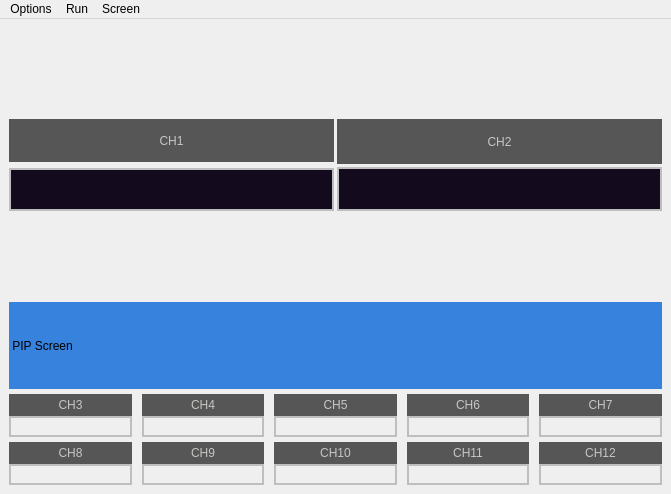
The window that UI/BroadCast.ui (SadPig00/OnePersonBroadCast) describes before a commit, drawn with Qt 5.
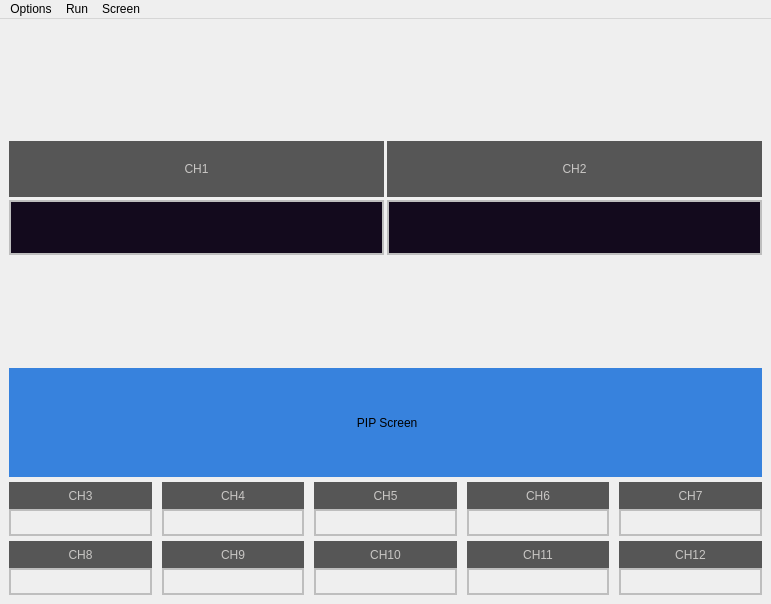
The same window after the commit.

Commit message: :package: add monitThread

```diff
--- a/UI/BroadCast.ui
+++ b/UI/BroadCast.ui
@@ -6,8 +6,8 @@
    <rect>
     <x>0</x>
     <y>0</y>
-    <width>671</width>
-    <height>494</height>
+    <width>771</width>
+    <height>604</height>
    </rect>
   </property>
   <property name="windowTitle">
@@ -41,17 +41,14 @@
         <property name="spacing">
          <number>3</number>
         </property>
+        <property name="sizeConstraint">
+         <enum>QLayout::SetDefaultConstraint</enum>
+        </property>
         <property name="rightMargin">
          <number>0</number>
         </property>
         <item>
          <layout class="QVBoxLayout" name="main1_layout">
-          <property name="spacing">
-           <number>6</number>
-          </property>
-          <property name="topMargin">
-           <number>0</number>
-          </property>
           <item>
            <widget class="QLabel" name="main1_label">
             <property name="minimumSize">
@@ -525,6 +522,9 @@
           <property name="text">
            <string/>
           </property>
+          <property name="alignment">
+           <set>Qt::AlignCenter</set>
+          </property>
          </widget>
         </item>
        </layout>
@@ -539,6 +539,9 @@
           <property name="text">
            <string/>
           </property>
+          <property name="alignment">
+           <set>Qt::AlignCenter</set>
+          </property>
          </widget>
         </item>
        </layout>
@@ -567,6 +570,9 @@
           <property name="text">
            <string> PIP Screen</string>
           </property>
+          <property name="alignment">
+           <set>Qt::AlignCenter</set>
+          </property>
          </widget>
         </item>
        </layout>
@@ -580,7 +586,7 @@
     <rect>
      <x>0</x>
      <y>0</y>
-     <width>671</width>
+     <width>771</width>
      <height>21</height>
     </rect>
    </property>
```
Left out of the diff: 1 changed line with no effect on the pictures. The commit also changes 2 other files.
